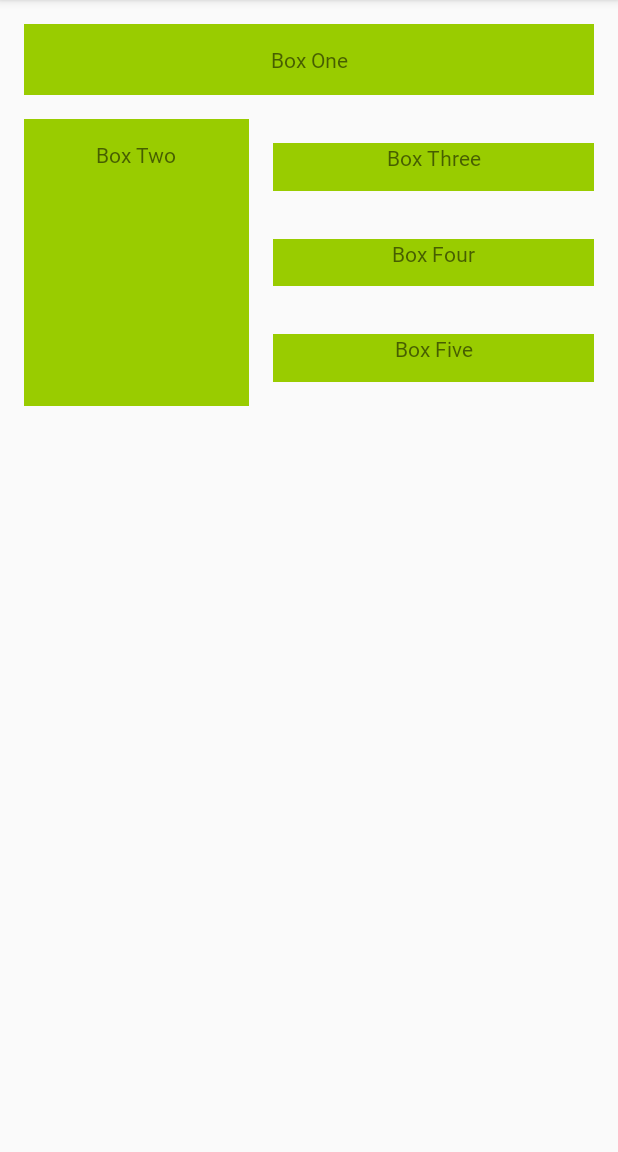
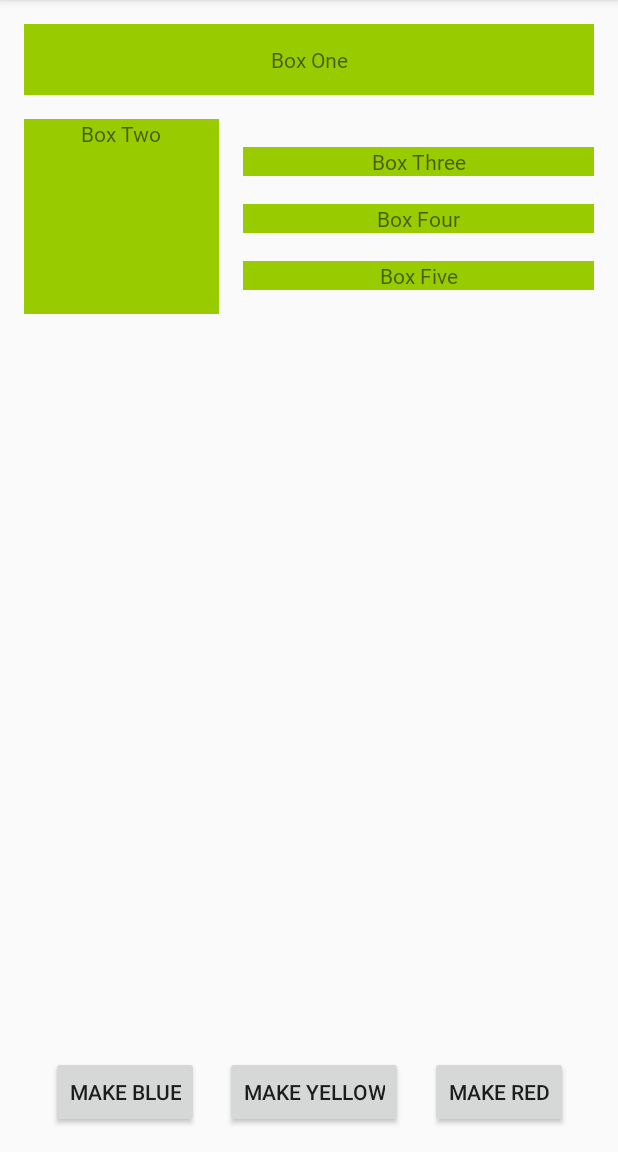
Before and after one commit to MAinulYaqin/color-my-views, an Android app: the screen it shows after launch (MainActivity), on a phone screen of 412 x 824 dp, the part 84-1236 px from its top. Run offline under Robolectric (Android 15) with nearby library versions, the phone set to English and light mode, and no system bars.

Commit message:
make changes according to the video

```diff
--- a/app/src/main/java/com/gabutproject/colormyviews/MainActivity.kt
+++ b/app/src/main/java/com/gabutproject/colormyviews/MainActivity.kt
@@ -1,12 +1,57 @@
 package com.gabutproject.colormyviews
 
+import android.graphics.Color
 import androidx.appcompat.app.AppCompatActivity
 import android.os.Bundle
+import android.view.View
+import android.widget.TextView
+import kotlinx.android.synthetic.main.activity_main.*
 
 class MainActivity : AppCompatActivity() {
 
     override fun onCreate(savedInstanceState: Bundle?) {
         super.onCreate(savedInstanceState)
         setContentView(R.layout.activity_main)
+        setListener()
+    }
+
+    private fun setListener() {
+        val greenBoxesText =
+            listOf<View>(
+                main_layout,
+                box_one_text,
+                box_two_text,
+                box_three_text,
+                box_four_text,
+                box_five_text,
+                button_blue,
+                button_yellow,
+                button_red
+            )
+
+        for (item in greenBoxesText) {
+            item.setOnClickListener {
+                makeColored(it)
+            }
+        }
+    }
+
+    private fun makeColored(view: View) {
+        when (view.id) {
+
+            // Using Color class background
+            R.id.box_one_text -> view.setBackgroundColor(Color.DKGRAY)
+            R.id.box_two_text -> view.setBackgroundColor(Color.LTGRAY)
+
+            // Using android R background
+            R.id.box_three_text -> view.setBackgroundColor(resources.getColor(android.R.color.holo_blue_dark))
+            R.id.box_four_text -> view.setBackgroundColor(resources.getColor(android.R.color.holo_orange_dark))
+            R.id.box_five_text -> view.setBackgroundColor(resources.getColor(android.R.color.holo_red_dark))
+
+            R.id.button_blue -> box_three_text.setBackgroundColor(Color.BLUE)
+            R.id.button_yellow -> box_four_text.setBackgroundColor(Color.YELLOW)
+            R.id.button_red -> box_five_text.setBackgroundColor(Color.RED)
+            else -> view.setBackgroundColor(resources.getColor(android.R.color.darker_gray))
+        }
     }
 }
--- a/app/src/main/res/layout/activity_main.xml
+++ b/app/src/main/res/layout/activity_main.xml
@@ -2,12 +2,13 @@
 <androidx.constraintlayout.widget.ConstraintLayout xmlns:android="http://schemas.android.com/apk/res/android"
     xmlns:app="http://schemas.android.com/apk/res-auto"
     xmlns:tools="http://schemas.android.com/tools"
+    android:id="@+id/main_layout"
     android:layout_width="match_parent"
     android:layout_height="match_parent"
     tools:context=".MainActivity">
 
     <TextView
-        android:id="@+id/box-one-text"
+        android:id="@+id/box_one_text"
         style="@style/boxStyle"
         android:layout_width="0dp"
         android:layout_margin="16dp"
@@ -19,56 +20,94 @@
         app:layout_constraintTop_toTopOf="parent" />
 
     <TextView
-        android:id="@+id/box-two-text"
+        android:id="@+id/box_two_text"
         style="@style/boxStyle"
-        android:layout_width="150dp"
-        android:layout_height="191dp"
-        android:layout_margin="16dp"
-        android:padding="14dp"
+        android:layout_width="130dp"
+        android:layout_height="130dp"
+        android:layout_marginVertical="16dp"
+        android:layout_marginStart="16dp"
         android:text="@string/boxTwoText"
         android:textAlignment="center"
-        app:layout_constraintHorizontal_bias="0.0"
+        app:layout_constraintHorizontal_bias="0"
         app:layout_constraintLeft_toLeftOf="parent"
         app:layout_constraintRight_toRightOf="parent"
-        app:layout_constraintTop_toBottomOf="@+id/box-one-text" />
+        app:layout_constraintTop_toBottomOf="@id/box_one_text" />
 
     <TextView
-        android:id="@+id/box-three-text"
+        android:id="@+id/box_three_text"
         style="@style/boxStyle"
         android:layout_width="0dp"
-        android:layout_height="0dp"
-        android:layout_margin="16dp"
-        android:layout_marginEnd="16dp"
+        android:layout_height="wrap_content"
+        android:layout_marginHorizontal="16dp"
+        android:layout_marginTop="16dp"
         android:text="@string/box_three"
-        app:layout_constraintBottom_toTopOf="@+id/textView3"
-        app:layout_constraintEnd_toEndOf="parent"
-        app:layout_constraintStart_toEndOf="@+id/box-two-text"
-        app:layout_constraintTop_toTopOf="@+id/box-two-text" />
+        app:layout_constraintBottom_toTopOf="@id/box_four_text"
+        app:layout_constraintLeft_toRightOf="@id/box_two_text"
+        app:layout_constraintRight_toRightOf="parent"
+        app:layout_constraintTop_toTopOf="@id/box_two_text"
+        tools:layout_editor_absoluteX="212dp" />
 
     <TextView
-        android:id="@+id/textView3"
+        android:id="@+id/box_four_text"
         style="@style/boxStyle"
         android:layout_width="0dp"
-        android:layout_height="0dp"
-        android:layout_margin="16dp"
-        android:layout_marginEnd="16dp"
+        android:layout_height="wrap_content"
+        android:layout_marginHorizontal="16dp"
+        android:layout_marginTop="16dp"
+        android:layout_marginBottom="16dp"
         android:text="@string/box_four"
-        app:layout_constraintBottom_toTopOf="@+id/textView4"
-        app:layout_constraintEnd_toEndOf="parent"
-        app:layout_constraintStart_toEndOf="@+id/box-two-text"
-        app:layout_constraintTop_toBottomOf="@+id/box-three-text" />
+        app:layout_constraintBottom_toTopOf="@id/box_five_text"
+        app:layout_constraintLeft_toRightOf="@id/box_two_text"
+        app:layout_constraintRight_toRightOf="parent"
+        app:layout_constraintTop_toBottomOf="@id/box_three_text"
+        tools:layout_editor_absoluteX="222dp" />
 
     <TextView
-        android:id="@+id/textView4"
+        android:id="@+id/box_five_text"
         style="@style/boxStyle"
         android:layout_width="0dp"
-        android:layout_height="0dp"
-        android:layout_margin="16dp"
+        android:layout_height="wrap_content"
+        android:layout_marginHorizontal="16dp"
+        android:layout_marginBottom="16dp"
+        android:text="@string/box_five"
+        app:layout_constraintBottom_toBottomOf="@id/box_two_text"
+        app:layout_constraintHorizontal_bias="0.516"
+        app:layout_constraintLeft_toRightOf="@id/box_two_text"
+        app:layout_constraintRight_toRightOf="parent"
+        app:layout_constraintTop_toBottomOf="@id/box_five_text"
+        app:layout_constraintVertical_bias="1.0" />
+
+    <Button
+        android:id="@+id/button_blue"
+        android:layout_width="wrap_content"
+        android:layout_height="wrap_content"
+        android:layout_marginStart="16dp"
+        android:text="@string/blue_button"
+        app:layout_constraintBaseline_toBaselineOf="@+id/button_yellow"
+        app:layout_constraintEnd_toStartOf="@id/button_yellow"
+        app:layout_constraintStart_toStartOf="parent" />
+
+    <Button
+        android:id="@+id/button_yellow"
+        android:layout_width="wrap_content"
+        android:layout_height="wrap_content"
+        android:layout_marginBottom="16dp"
+        android:text="@string/yellow_button"
+        app:layout_constraintBottom_toBottomOf="parent"
+        app:layout_constraintEnd_toStartOf="@id/button_red"
+        app:layout_constraintHorizontal_bias="0.5"
+        app:layout_constraintStart_toEndOf="@id/button_blue"
+        app:layout_constraintTop_toBottomOf="@id/box_two_text"
+        app:layout_constraintVertical_bias="1.0" />
+
+    <Button
+        android:id="@+id/button_red"
+        android:layout_width="wrap_content"
+        android:layout_height="wrap_content"
         android:layout_marginEnd="16dp"
-        android:text="@string/box_five"
-        app:layout_constraintBottom_toBottomOf="@+id/box-two-text"
+        android:text="@string/red_button"
+        app:layout_constraintBaseline_toBaselineOf="@+id/button_yellow"
         app:layout_constraintEnd_toEndOf="parent"
-        app:layout_constraintStart_toEndOf="@+id/box-two-text"
-        app:layout_constraintTop_toBottomOf="@+id/textView3" />
+        app:layout_constraintStart_toEndOf="@id/button_yellow" />
 
 </androidx.constraintlayout.widget.ConstraintLayout>
--- a/app/src/main/res/values/strings.xml
+++ b/app/src/main/res/values/strings.xml
@@ -5,4 +5,7 @@
     <string name="box_three">Box Three</string>
     <string name="box_four">Box Four</string>
     <string name="box_five">Box Five</string>
+    <string name="blue_button">Make Blue</string>
+    <string name="yellow_button">Make Yellow</string>
+    <string name="red_button">Make Red</string>
 </resources>
```
